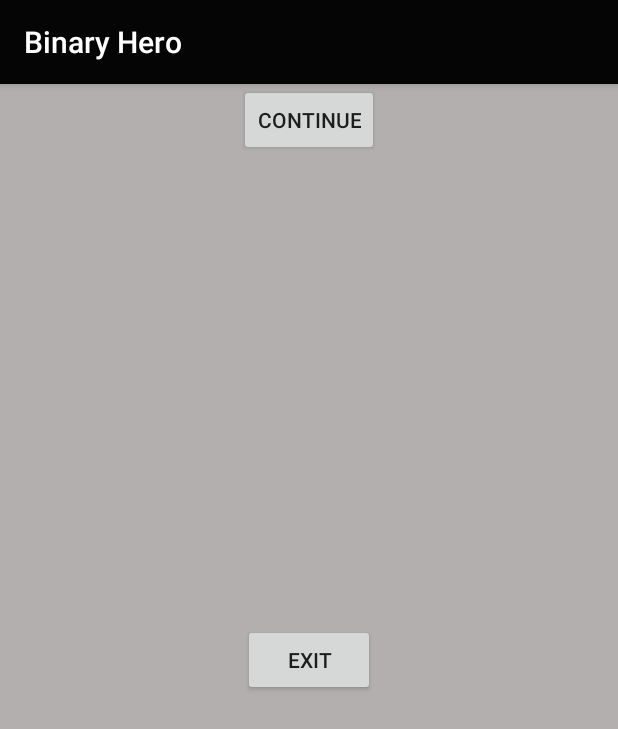
After one commit to AugieSnackers/BinaryHero, an Android app: the NextLevelActivity screen opened directly, with no data from a screen before it, on a phone screen of 412 x 824 dp. The commit adds this screen. Shown: the top 729 px of the screen. Run offline under Robolectric (Android 15) with nearby library versions, the phone set to English and light mode, and no system bars.

Commit message:
Added a next file xml and activity

```diff
--- a/app/src/main/AndroidManifest.xml
+++ b/app/src/main/AndroidManifest.xml
@@ -20,7 +20,8 @@
         <activity android:name="edu.augustana.snackers.binaryhero.PickLevelActivity" />
         <activity android:name="edu.augustana.snackers.binaryhero.GameArenaActivity" />
         <activity android:name="edu.augustana.snackers.binaryhero.HelpActivity" />
-        <activity android:name="edu.augustana.snackers.binaryhero.SettingsActivity"></activity>
+        <activity android:name="edu.augustana.snackers.binaryhero.SettingsActivity" />
+        <activity android:name="edu.augustana.snackers.binaryhero.NextLevelActivity"></activity>
     </application>
 
 </manifest>
--- /dev/null
+++ b/app/src/main/java/edu/augustana/snackers/binaryhero/NextLevelActivity.java
@@ -0,0 +1,42 @@
+package edu.augustana.snackers.binaryhero;
+
+import android.content.Intent;
+import android.support.v7.app.AppCompatActivity;
+import android.os.Bundle;
+import android.view.View;
+import android.widget.Button;
+
+import com.com.example.nelly.binaryhero.R;
+
+public class NextLevelActivity extends AppCompatActivity {
+
+    @Override
+    protected void onCreate(Bundle savedInstanceState) {
+        super.onCreate(savedInstanceState);
+        setContentView(R.layout.activity_next_level);
+
+        Button continue_btn = (Button) findViewById(R.id.continue_btn);
+        continue_btn.setOnClickListener(new View.OnClickListener() {
+            public void onClick(View btn) {
+                Intent intent = new Intent(getApplicationContext(), GameArenaActivity.class);
+                Bundle extras = new Bundle();
+                extras.putInt("RADIUS", 50);
+                extras.putInt("BINARY_LEN", 4);
+                extras.putInt("NUMBER_BALLS", 8);
+                extras.putInt("THRESHOLD", 5); //HOW MANY TIMES DO THE BALL FALL OUT AND IN THE SCREEN BEFORE WE CALL GAME OVER
+                intent.putExtras(extras);
+                startActivity(intent);
+                startActivity(intent);
+            }
+        });
+
+        Button exit_btn = (Button) findViewById(R.id.exit_btn);
+        exit_btn.setOnClickListener(new View.OnClickListener() {
+            public void onClick(View btn) {
+
+                System.exit(0);
+            }
+        });
+
+    }
+}
--- a/app/src/main/java/edu/augustana/snackers/binaryhero/PickLevelActivity.java
+++ b/app/src/main/java/edu/augustana/snackers/binaryhero/PickLevelActivity.java
@@ -113,9 +113,9 @@ public class PickLevelActivity extends AppCompatActivity {
             public void onClick(View btn) {
                 Intent intent = new Intent(getApplicationContext(), GameArenaActivity.class);
                 Bundle extras = new Bundle();
-                extras.putInt("RADIUS",50);
-                extras.putInt("BINARY_LEN", 4);
-                extras.putInt("NUMBER_BALLS", 16);
+                extras.putInt("RADIUS",60);
+                extras.putInt("BINARY_LEN", 5);
+                extras.putInt("NUMBER_BALLS", 32);
                 extras.putInt("THRESHOLD", 5); //HOW MANY TIMES DO THE BALL FALL OUT AND IN THE SCREEN BEFORE WE CALL GAME OVER
                 intent.putExtras(extras);
                 startActivity(intent);
--- /dev/null
+++ b/app/src/main/res/layout/activity_next_level.xml
@@ -0,0 +1,23 @@
+<?xml version="1.0" encoding="utf-8"?>
+<FrameLayout xmlns:android="http://schemas.android.com/apk/res/android"
+    android:layout_width="match_parent"
+    android:layout_height="match_parent"
+    android:id="@+id/frameLayout2"
+    android:background="#b3afaf">
+
+    <Button
+        android:layout_width="wrap_content"
+        android:layout_height="wrap_content"
+        android:text="CONTINUE"
+        android:id="@+id/continue_btn"
+        android:layout_gravity="center_horizontal|top"
+        android:longClickable="true" />
+
+    <Button
+        android:layout_width="wrap_content"
+        android:layout_height="wrap_content"
+        android:text="EXIT"
+        android:id="@+id/exit_btn"
+        android:layout_gravity="center" />
+
+</FrameLayout>
```
Also changed, not shown: app/src/main/java/edu/augustana/snackers/binaryhero/GameArena.java (+6 -2 lines).
